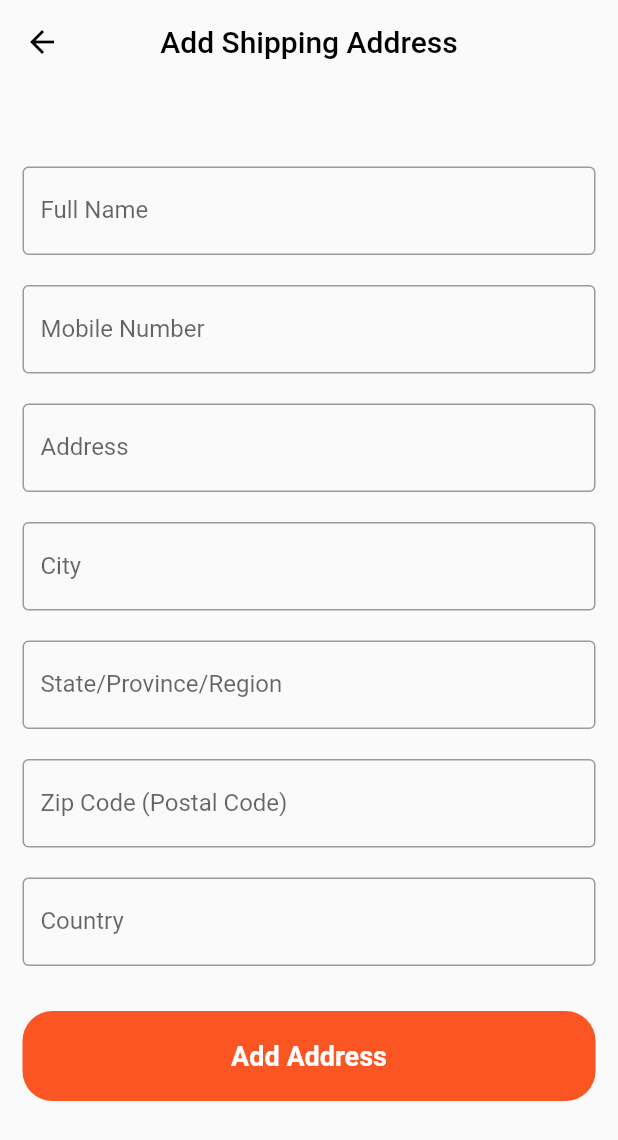
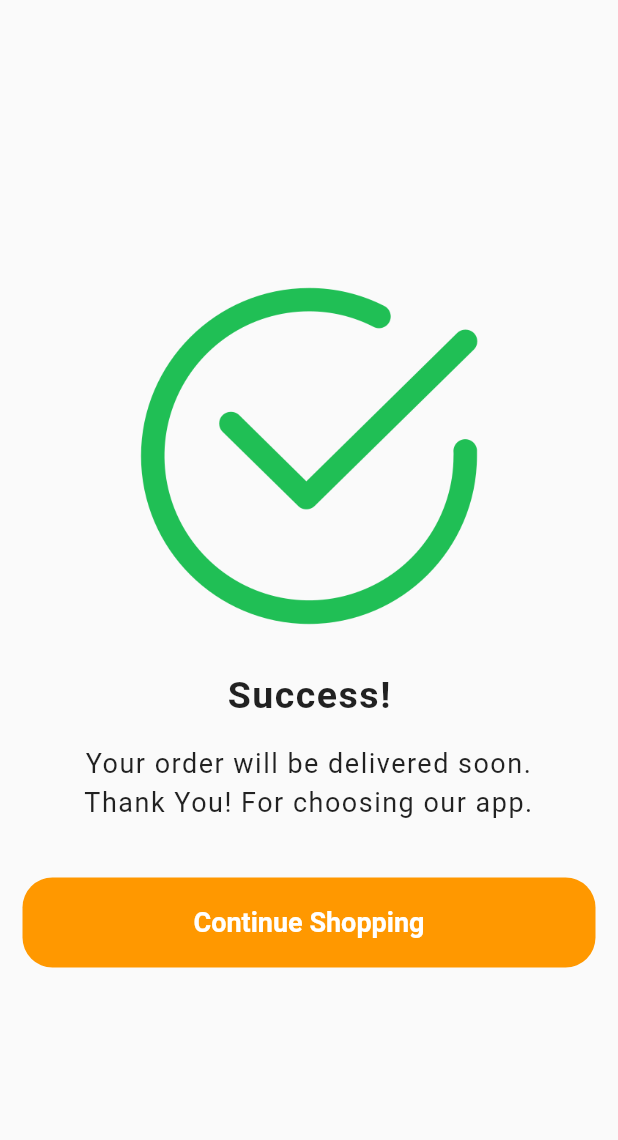
Before and after one commit to dimalepel/shopping_app, a Flutter app: the OrderConfirmScreen screen opened directly, after a tap on "Confirm Order", on a phone screen of 412 x 824 dp. Shown: the top 1140 px of the screen. Run offline on Flutter 3.47's test engine with Material 2 defaults, Android fonts, the light colour scheme and no system bars; our stand-ins replace animated_bottom_navigation_bar, fan_carousel_image_slider, flutter_rating_bar, introduction_screen; missing offline and left inert: sms_otp_auto_verify.

Commit message:
feat: add order success screen

```diff
--- a/lib/views/order_confirm_screen.dart
+++ b/lib/views/order_confirm_screen.dart
@@ -1,4 +1,5 @@
 import 'package:flutter/material.dart';
+import 'package:shopping_app/views/order_success_screen.dart';
 import 'package:shopping_app/views/payment_method_screen.dart';
 import 'package:shopping_app/views/shipping_address_screen.dart';
 
@@ -281,7 +282,7 @@ class OrderConfirmScreen extends StatelessWidget {
                 ),
                 const SizedBox(height: 40,),
                 InkWell(
-                  onTap: () => Navigator.push(context, MaterialPageRoute(builder: (context) => const ShippingAddressScreen())),
+                  onTap: () => Navigator.push(context, MaterialPageRoute(builder: (context) => const OrderSuccessScreen())),
                   child: ContainerButtonModal(
                     iText: 'Confirm Order',
                     bgColor: AppColors.orange,
--- /dev/null
+++ b/lib/views/order_success_screen.dart
@@ -0,0 +1,64 @@
+import 'package:flutter/material.dart';
+import 'package:shopping_app/views/navigation_screen.dart';
+import 'package:shopping_app/widgets/container_button_modal.dart';
+
+class OrderSuccessScreen extends StatelessWidget {
+  const OrderSuccessScreen({super.key});
+
+  @override
+  Widget build(BuildContext context) {
+    return Material(
+      child: Padding(
+        padding: const EdgeInsets.all(15),
+        child: Column(
+          mainAxisAlignment: MainAxisAlignment.center,
+          crossAxisAlignment: CrossAxisAlignment.center,
+          children: [
+            Image.asset(
+              'assets/images/check.png',
+              width: 250,
+            ),
+            SizedBox(height: 20,),
+            Text(
+              'Success!',
+              style: TextStyle(
+                fontSize: 25,
+                fontWeight: FontWeight.w600,
+                letterSpacing: 1
+              ),
+            ),
+            SizedBox(height: 20,),
+            Text(
+              'Your order will be delivered soon.',
+              textAlign: TextAlign.center,
+              style: TextStyle(
+                  fontSize: 18,
+                  fontWeight: FontWeight.w400,
+                  letterSpacing: 1
+              ),
+            ),
+            SizedBox(height: 5,),
+            Text(
+              'Thank You! For choosing our app.',
+              textAlign: TextAlign.center,
+              style: TextStyle(
+                  fontSize: 18,
+                  fontWeight: FontWeight.w400,
+                  letterSpacing: 1
+              ),
+            ),
+            SizedBox(height: 40,),
+            InkWell(
+              onTap: () => Navigator.push(context, MaterialPageRoute(builder: (context) => NavigationScreen(pageId: 0))),
+              child: ContainerButtonModal(
+                iText: 'Continue Shopping',
+                bgColor: Colors.orange,
+                containerWidth: MediaQuery.of(context).size.width,
+              ),
+            )
+          ],
+        ),
+      ),
+    );
+  }
+}
--- a/lib/widgets/my_app.dart
+++ b/lib/widgets/my_app.dart
@@ -1,6 +1,8 @@
 import 'package:flutter/material.dart';
+import 'package:shopping_app/views/login_screen.dart';
 import 'package:shopping_app/views/navigation_screen.dart';
 import 'package:shopping_app/views/order_confirm_screen.dart';
+import 'package:shopping_app/views/order_success_screen.dart';
 import 'package:shopping_app/views/shipping_address_screen.dart';
 
 class MyApp extends StatelessWidget {
@@ -17,8 +19,7 @@ class MyApp extends StatelessWidget {
           primary: const Color.fromARGB(255, 250, 85, 35),
         )
       ),
-      //home: const NavigationScreen(pageId: 0,),
-      home: const OrderConfirmScreen(),
+      home: const LoginScreen(),
     );
   }
 }
```
Also changed, not shown: assets/images/check.png (added).
